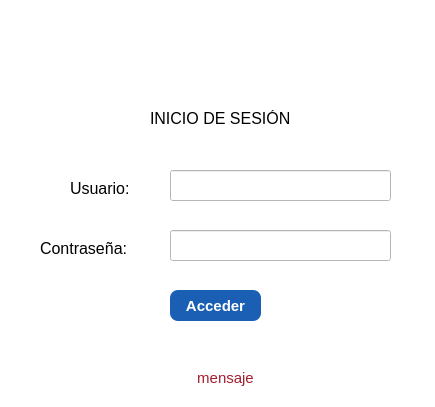
Qt form gui/login.ui (iriartico/pyqt) before a commit.
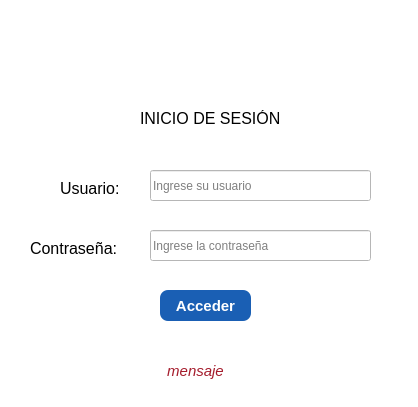
The same form after that commit. Icons and pictures are not drawn.

Commit message: login funcional

```diff
--- a/gui/login.ui
+++ b/gui/login.ui
@@ -6,7 +6,7 @@
    <rect>
     <x>0</x>
     <y>0</y>
-    <width>435</width>
+    <width>418</width>
     <height>407</height>
    </rect>
   </property>
@@ -22,7 +22,7 @@
   <widget class="QLabel" name="label">
    <property name="geometry">
     <rect>
-     <x>180</x>
+     <x>170</x>
      <y>20</y>
      <width>71</width>
      <height>81</height>
@@ -38,7 +38,7 @@
   <widget class="QLabel" name="label_2">
    <property name="geometry">
     <rect>
-     <x>150</x>
+     <x>140</x>
      <y>110</y>
      <width>141</width>
      <height>16</height>
@@ -56,7 +56,7 @@
   <widget class="QLabel" name="label_3">
    <property name="geometry">
     <rect>
-     <x>70</x>
+     <x>60</x>
      <y>180</y>
      <width>61</width>
      <height>16</height>
@@ -74,7 +74,7 @@
   <widget class="QLabel" name="label_4">
    <property name="geometry">
     <rect>
-     <x>40</x>
+     <x>30</x>
      <y>240</y>
      <width>91</width>
      <height>16</height>
@@ -92,17 +92,20 @@
   <widget class="QLineEdit" name="txtUser">
    <property name="geometry">
     <rect>
-     <x>170</x>
+     <x>150</x>
      <y>170</y>
      <width>221</width>
      <height>31</height>
     </rect>
    </property>
+   <property name="placeholderText">
+    <string>Ingrese su usuario</string>
+   </property>
   </widget>
   <widget class="QLineEdit" name="txtPassword">
    <property name="geometry">
     <rect>
-     <x>170</x>
+     <x>150</x>
      <y>230</y>
      <width>221</width>
      <height>31</height>
@@ -111,11 +114,14 @@
    <property name="echoMode">
     <enum>QLineEdit::Password</enum>
    </property>
+   <property name="placeholderText">
+    <string>Ingrese la contraseña</string>
+   </property>
   </widget>
   <widget class="QPushButton" name="btnLogin">
    <property name="geometry">
     <rect>
-     <x>170</x>
+     <x>160</x>
      <y>290</y>
      <width>91</width>
      <height>31</height>
@@ -140,17 +146,16 @@
   <widget class="QLabel" name="txterror">
    <property name="geometry">
     <rect>
-     <x>100</x>
-     <y>370</y>
+     <x>70</x>
+     <y>360</y>
      <width>251</width>
-     <height>16</height>
+     <height>21</height>
     </rect>
    </property>
    <property name="font">
     <font>
      <pointsize>11</pointsize>
-     <weight>50</weight>
-     <bold>false</bold>
+     <italic>true</italic>
     </font>
    </property>
    <property name="styleSheet">
```
The commit also changes 5 other files.
